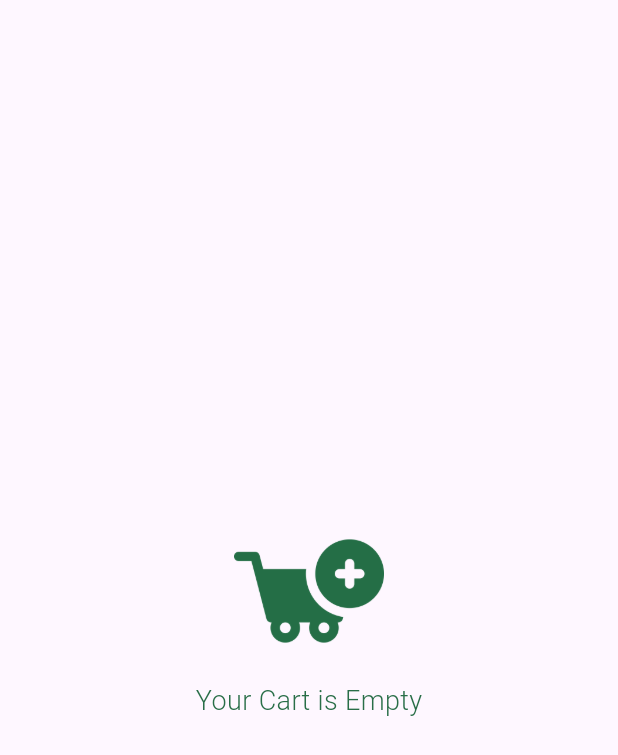
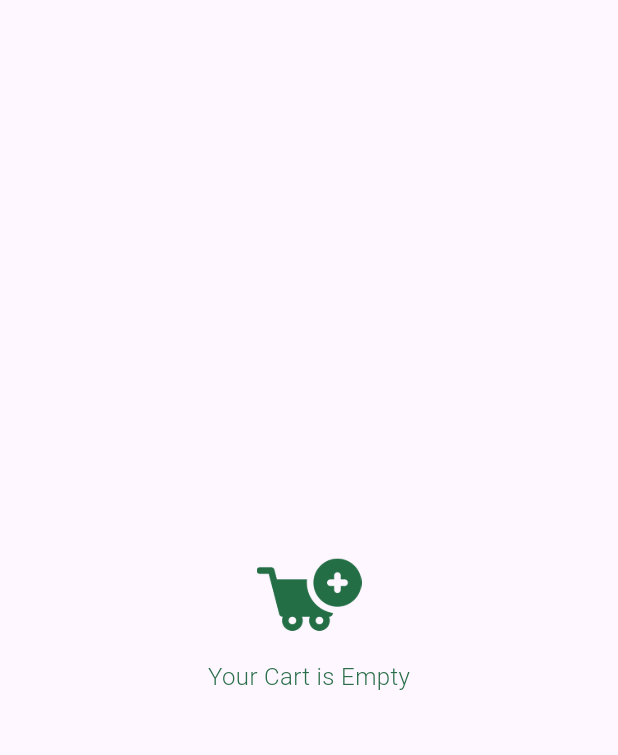
Before and after one commit to PutriGeraldine/proyek_pam, a Flutter app: the CartPage screen opened directly with empty values, on a phone screen of 412 x 824 dp. Shown: the top 755 px of the screen. Run offline on Flutter 3.47's test engine with Material 3 defaults, Android fonts, the phone set to English and light mode, and no system bars; our stand-ins replace animated_bottom_navigation_bar, firebase_auth, firebase_core, page_transition, share; accounts and stored records are empty.

Commit message:
first commit

```diff
--- a/lib/models/accessoriess.dart
+++ b/lib/models/accessoriess.dart
@@ -1,6 +1,9 @@
+// ignore: depend_on_referenced_packages
+import 'package:intl/intl.dart';
+
 class Accessories {
   final int accessoriesId;
-  final int price;
+  final double price;
   final int series;
   final String size;
   final double rating;
@@ -8,11 +11,11 @@ class Accessories {
   final String accessoriesName;
   final String imageURL;
   bool isFavorated;
-  final String decription;
+  final String description;
   bool isSelected;
 
-  Accessories(
-      {required this.accessoriesId,
+  Accessories({
+    required this.accessoriesId,
     required this.price,
     required this.category,
     required this.accessoriesName,
@@ -20,151 +23,86 @@ class Accessories {
     required this.rating,
     required this.series,
     required this.imageURL,
-      required this.isFavorated,
-      required this.decription,
-      required this.isSelected});
+    this.isFavorated = false,
+    required this.description,
+    this.isSelected = false,
+  });
 
-  //List of accessoriess data
+  // Getter untuk format harga dalam Rupiah
+  String get formattedPrice => NumberFormat.currency(
+        locale: 'id_ID',
+        symbol: 'Rp ',
+        decimalDigits: 0,
+      ).format(price);
+
+  // Daftar contoh accessories
   static List<Accessories> accessoriesList = [
     Accessories(
       accessoriesId: 0,
-        price: 22,
+      price: 22000.0,
       category: 'Indoor',
-        accessoriesName: 'Sanseviera',
+      accessoriesName: 'Gelang',
       size: 'Small',
       rating: 4.5,
       series: 34,
       imageURL: 'assets/images/accessories_one.png',
       isFavorated: true,
-        decription:
-            'This accessories is one of the best accessories. It grows in most of the regions in the world and can survive'
-            'even the harshest weather condition.',
-        isSelected: false),
+      description: 'Gelang yang indah dan menawan hati',
+    ),
     Accessories(
       accessoriesId: 1,
-        price: 11,
+      price: 11000.0,
       category: 'Outdoor',
-        accessoriesName: 'Philodendron',
+      accessoriesName: 'Tas Selempang',
       size: 'Medium',
       rating: 4.8,
       series: 56,
       imageURL: 'assets/images/accessories_two.png',
-        isFavorated: false,
-        decription:
-            'This accessories is one of the best accessories. It grows in most of the regions in the world and can survive'
-            'even the harshest weather condition.',
-        isSelected: false),
+      description: 'Tas yang indah dan mewah yang memperindah penampilan',
+    ),
     Accessories(
       accessoriesId: 2,
-        price: 18,
+      price: 18000.0,
       category: 'Indoor',
-        accessoriesName: 'Beach Daisy',
+      accessoriesName: 'Jam',
       size: 'Large',
       rating: 4.7,
       series: 34,
       imageURL: 'assets/images/accessories_three.png',
-        isFavorated: false,
-        decription:
-            'This accessories is one of the best accessories. It grows in most of the regions in the world and can survive'
-            'even the harshest weather condition.',
-        isSelected: false),
+      description: 'Jam untuk mengingatkan kita waktu di dunia ini',
+    ),
     Accessories(
       accessoriesId: 3,
-        price: 30,
-        category: 'Outdoor',
-        accessoriesName: 'Big Bluestem',
-        size: 'Small',
-        rating: 4.5,
-        series: 35,
-        imageURL: 'assets/images/accessories_one.png',
-        isFavorated: false,
-        decription:
-            'This accessories is one of the best accessories. It grows in most of the regions in the world and can survive'
-            'even the harshest weather condition.',
-        isSelected: false),
-    Accessories(
-        accessoriesId: 4,
-        price: 24,
+      price: 24000.0,
       category: 'Recommended',
-        accessoriesName: 'Big Bluestem',
+      accessoriesName: 'Parfum Chanel',
       size: 'Large',
       rating: 4.1,
       series: 66,
       imageURL: 'assets/images/accessories_four.png',
       isFavorated: true,
-        decription:
-            'This accessories is one of the best accessories. It grows in most of the regions in the world and can survive'
-            'even the harshest weather condition.',
-        isSelected: false),
+      description: 'Membuat kita wangi seharian',
+    ),
     Accessories(
-        accessoriesId: 5,
-        price: 24,
+      accessoriesId: 4,
+      price: 24000.0,
       category: 'Outdoor',
-        accessoriesName: 'Meadow Sage',
+      accessoriesName: 'Parfum Dolge',
       size: 'Medium',
       rating: 4.4,
       series: 36,
       imageURL: 'assets/images/accessories_five.png',
-        isFavorated: false,
-        decription:
-            'This accessories is one of the best accessories. It grows in most of the regions in the world and can survive'
-            'even the harshest weather condition.',
-        isSelected: false),
-    Accessories(
-        accessoriesId: 6,
-        price: 19,
-        category: 'Garden',
-        accessoriesName: 'Plumbago',
-        size: 'Small',
-        rating: 4.2,
-        series: 46,
-        imageURL: 'assets/images/accessories_six.png',
-        isFavorated: false,
-        decription:
-            'This accessories is one of the best accessories. It grows in most of the regions in the world and can survive'
-            'even the harshest weather condition.',
-        isSelected: false),
-    Accessories(
-        accessoriesId: 7,
-        price: 23,
-        category: 'Garden',
-        accessoriesName: 'Tritonia',
-        size: 'Medium',
-        rating: 4.5,
-        series: 34,
-        imageURL: 'assets/images/accessories_seven.png',
-        isFavorated: false,
-        decription:
-            'This accessories is one of the best accessories. It grows in most of the regions in the world and can survive'
-            'even the harshest weather condition.',
-        isSelected: false),
-    Accessories(
-        accessoriesId: 8,
-        price: 46,
-        category: 'Recommended',
-        accessoriesName: 'Tritonia',
-        size: 'Medium',
-        rating: 4.7,
-        series: 46,
-        imageURL: 'assets/images/accessories_eight.png',
-        isFavorated: false,
-        decription:
-            'This accessories is one of the best accessories. It grows in most of the regions in the world and can survive'
-            'even the harshest weather condition.',
-        isSelected: false),
+      description: 'Tahan seharian di badan sepanjang hari',
+    ),
   ];
 
-  //Get the favorated items
+  // Mendapatkan daftar aksesori yang difavoritkan
   static List<Accessories> getFavoritedAccessoriess() {
-    List<Accessories> travelList = Accessories.accessoriesList;
-    return travelList.where((element) => element.isFavorated == true).toList();
+    return accessoriesList.where((item) => item.isFavorated).toList();
   }
 
-  //Get the cart items
+  // Mendapatkan daftar aksesori yang telah ditambahkan ke keranjang
   static List<Accessories> addedToCartAccessoriess() {
-    List<Accessories> selectedaccessoriess = Accessories.accessoriesList;
-    return selectedaccessoriess
-        .where((element) => element.isSelected == true)
-        .toList();
+    return accessoriesList.where((item) => item.isSelected).toList();
   }
 }
--- /dev/null
+++ b/lib/routes/app_routes.dart
@@ -0,0 +1,25 @@
+import 'package:flutter/material.dart';
+import 'package:pam_proyek/ui/screens/faqs_page.dart';
+import 'package:pam_proyek/ui/screens/notifications_page.dart';
+import 'package:pam_proyek/ui/screens/profile_page.dart';
+import 'package:pam_proyek/ui/screens/settings_page.dart';
+import 'package:pam_proyek/ui/screens/signin_page.dart';
+import 'package:pam_proyek/ui/screens/signup_page.dart';
+
+class AppRoutes {
+  static const String login = '/login';
+  static const String profile = '/profile';
+  static const String signup = '/signup';
+  static const String settings = '/settings';
+  static const String notifications = '/notifications';
+  static const String faqs = '/faqs';
+
+  static Map<String, WidgetBuilder> routes = {
+    login: (context) => const SignIn(),
+    profile: (context) => const ProfilePage(),
+    signup: (context) => const SignUp(),
+    settings: (context) => const SettingsPage(), // Halaman Settings
+    notifications: (context) => const NotificationsPage(), // Halaman Notifications
+    faqs: (context) => const FAQsPage(), // Halaman FAQs
+  };
+}
--- a/lib/ui/onboarding_screen.dart
+++ b/lib/ui/onboarding_screen.dart
@@ -1,5 +1,6 @@
 import 'package:flutter/material.dart';
 import 'package:pam_proyek/constants.dart';
+
 import 'screens/signin_page.dart';
 
 class OnboardingScreen extends StatefulWidget {
@@ -144,6 +145,7 @@ class _OnboardingScreenState extends State<OnboardingScreen> {
   }
 }
 
+// ignore: camel_case_types
 class createPage extends StatelessWidget {
   final String image;
   final String title;
--- a/lib/ui/root_page.dart
+++ b/lib/ui/root_page.dart
@@ -1,6 +1,7 @@
 
 import 'package:animated_bottom_navigation_bar/animated_bottom_navigation_bar.dart';
 import 'package:flutter/material.dart';
+import 'package:page_transition/page_transition.dart';
 import 'package:pam_proyek/constants.dart';
 import 'package:pam_proyek/models/accessoriess.dart';
 import 'package:pam_proyek/ui/scan_page.dart';
@@ -8,7 +9,6 @@ import 'package:pam_proyek/ui/screens/cart_page.dart';
 import 'package:pam_proyek/ui/screens/favorite_page.dart';
 import 'package:pam_proyek/ui/screens/home_page.dart';
 import 'package:pam_proyek/ui/screens/profile_page.dart';
-import 'package:page_transition/page_transition.dart';
 
 class RootPage extends StatefulWidget {
   const RootPage({super.key});
--- a/lib/ui/screens/cart_page.dart
+++ b/lib/ui/screens/cart_page.dart
@@ -1,7 +1,6 @@
 import 'package:flutter/material.dart';
 import 'package:pam_proyek/constants.dart';
 import 'package:pam_proyek/models/accessoriess.dart';
-import 'package:pam_proyek/ui/screens/widgets/accessories_widget.dart';
 
 class CartPage extends StatefulWidget {
   final List<Accessories> addedToCartAccessoriess;
@@ -23,25 +22,25 @@ class _CartPageState extends State<CartPage> {
                 mainAxisAlignment: MainAxisAlignment.center,
                 children: [
                   SizedBox(
-              height: 100,
+                    height: 70,
                     child: Image.asset('assets/images/add-cart.png'),
                   ),
                   const SizedBox(
-              height: 10,
+                    height: 8,
                   ),
                   Text(
                     'Your Cart is Empty',
                     style: TextStyle(
                       color: Constants.primaryColor,
                       fontWeight: FontWeight.w300,
-                fontSize: 18,
+                      fontSize: 16,
                     ),
                   ),
                 ],
               ),
             )
           : Container(
-        padding: const EdgeInsets.symmetric(horizontal: 12, vertical: 30),
+              padding: const EdgeInsets.symmetric(horizontal: 8, vertical: 20),
               height: size.height,
               child: Column(
                 children: [
@@ -52,26 +51,35 @@ class _CartPageState extends State<CartPage> {
                         physics: const BouncingScrollPhysics(),
                         itemBuilder: (BuildContext context, int index) {
                           return AccessoriesWidget(
-                        index: index, accessoriesList: widget.addedToCartAccessoriess);
+                              index: index,
+                              accessoriesList: widget.addedToCartAccessoriess);
                         }),
                   ),
                   Column(
                     children: [
-                const Divider(thickness: 1.0,),
+                      const Divider(thickness: 0.8),
                       Row(
                         mainAxisAlignment: MainAxisAlignment.spaceBetween,
                         crossAxisAlignment: CrossAxisAlignment.center,
                         children: [
-                    const Text('Totals',style: TextStyle(
-                      fontSize: 23,
+                          const Text(
+                            'Totals',
+                            style: TextStyle(
+                              fontSize: 20,
                               fontWeight: FontWeight.w300,
                             ),
                           ),
-                      Text(r'$65', style: TextStyle(
-                        fontSize: 24.0,
+                          Text(
+                            widget.addedToCartAccessoriess
+                                .map((item) => item.price)
+                                .reduce((a, b) => a + b)
+                                .toStringAsFixed(0), // Total harga
+                            style: TextStyle(
+                              fontSize: 20.0,
                               color: Constants.primaryColor,
                               fontWeight: FontWeight.bold,
-                      ),),
+                            ),
+                          ),
                         ],
                       ),
                     ],
@@ -82,3 +90,77 @@ class _CartPageState extends State<CartPage> {
     );
   }
 }
+
+class AccessoriesWidget extends StatelessWidget {
+  final int index;
+  final List<Accessories> accessoriesList;
+
+  const AccessoriesWidget({
+    super.key,
+    required this.index,
+    required this.accessoriesList,
+  });
+
+  @override
+  Widget build(BuildContext context) {
+    Accessories accessories = accessoriesList[index];
+
+    return Card(
+      elevation: 3,
+      shape: RoundedRectangleBorder(
+        borderRadius: BorderRadius.circular(10),
+      ),
+      child: Container(
+        padding: const EdgeInsets.all(8),
+        child: Row(
+          children: [
+            Image.asset(
+              accessories.imageURL,
+              height: 50,
+              width: 50,
+            ),
+            const SizedBox(width: 10),
+            Column(
+              crossAxisAlignment: CrossAxisAlignment.start,
+              children: [
+                Text(
+                  accessories.accessoriesName,
+                  style: const TextStyle(
+                    fontSize: 14,
+                    fontWeight: FontWeight.w500,
+                  ),
+                ),
+                const SizedBox(height: 5),
+                Text(
+                  accessories.formattedPrice,
+                  style: const TextStyle(
+                    fontSize: 12,
+                    fontWeight: FontWeight.w400,
+                  ),
+                ),
+                const SizedBox(height: 5),
+                Text(
+                  '${accessories.rating} ★',
+                  style: const TextStyle(
+                    fontSize: 12,
+                    fontWeight: FontWeight.w400,
+                  ),
+                ),
+              ],
+            ),
+            const Spacer(),
+            IconButton(
+              icon: Icon(
+                accessories.isFavorated ? Icons.favorite : Icons.favorite_border,
+                color: accessories.isFavorated ? Colors.red : Colors.grey,
+              ),
+              onPressed: () {
+
+              },
+            ),
+          ],
+        ),
+      ),
+    );
+  }
+}
--- a/lib/ui/screens/signin_page.dart
+++ b/lib/ui/screens/signin_page.dart
@@ -1,11 +1,11 @@
+import 'package:firebase_auth/firebase_auth.dart';
 import 'package:flutter/material.dart';
-import 'package:firebase_auth/firebase_auth.dart';
+import 'package:page_transition/page_transition.dart';
 import 'package:pam_proyek/constants.dart';
 import 'package:pam_proyek/ui/root_page.dart';
 import 'package:pam_proyek/ui/screens/forgot_password.dart';
 import 'package:pam_proyek/ui/screens/signup_page.dart';
 import 'package:pam_proyek/ui/screens/widgets/custom_textfield.dart';
-import 'package:page_transition/page_transition.dart';
 
 class SignIn extends StatefulWidget {
   const SignIn({super.key});
@@ -144,6 +144,7 @@ class _SignInState extends State<SignIn> {
     try {
       await _auth.signInWithEmailAndPassword(email: email, password: password);
       Navigator.pushReplacement(
+        // ignore: use_build_context_synchronously
         context,
         PageTransition(
           child: const RootPage(),
@@ -160,6 +161,7 @@ class _SignInState extends State<SignIn> {
         message = 'Login failed. Please try again.';
       }
 
+      // ignore: use_build_context_synchronously
       ScaffoldMessenger.of(context).showSnackBar(
         SnackBar(content: Text(message)),
       );
--- a/lib/ui/screens/widgets/profile_widget.dart
+++ b/lib/ui/screens/widgets/profile_widget.dart
@@ -1,14 +1,15 @@
-
 import 'package:flutter/material.dart';
 import 'package:pam_proyek/constants.dart';
 
 class ProfileWidget extends StatelessWidget {
   final IconData icon;
   final String title;
+  final VoidCallback onTap;
   const ProfileWidget({
     super.key,
     required this.icon,
     required this.title,
+    required this.onTap,
   });
 
   @override
--- a/pubspec.yaml
+++ b/pubspec.yaml
@@ -16,6 +16,7 @@ dependencies:
     sdk: flutter
   flutter_vector_icons: ^2.0.0
   http: ^1.2.2
+  intl: ^0.19.0
   page_transition: ^2.0.5
 
 dev_dependencies:
@@ -48,3 +49,4 @@ flutter:
     - assets/images/signin.png
     - assets/images/upload.png
     - assets/images/verified.png
+    - assets/images/signup.png
```
Also changed, not shown: lib/main.dart (+6 -18 lines), lib/ui/screens/detail_page.dart (+11 -11 lines), lib/ui/screens/faqs_page.dart (added, +42 -0 lines), lib/ui/screens/home_page.dart (+9 -9 lines), lib/ui/screens/notifications_page.dart (added, +42 -0 lines), lib/ui/screens/profile_page.dart (+65 -15 lines), lib/ui/screens/settings_page.dart (added, +42 -0 lines), lib/ui/screens/signup_page.dart (+5 -3 lines), lib/ui/screens/widgets/accessories_widget.dart (+17 -15 lines), pubspec.lock, signup.jpg (deleted). Lines whose indentation alone changed are shown as unchanged.
